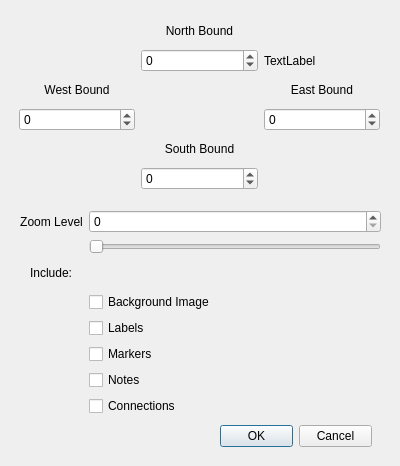
First picture: the form in src/mainwindow/exportmapimagedialog.ui, repository Sunnyl75/MMapper, before the edit.
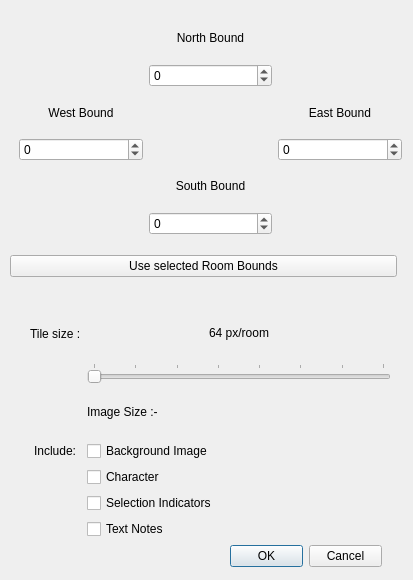
Second picture: the form after the edit.

Diff of the .ui file:
```diff
--- a/src/mainwindow/exportmapimagedialog.ui
+++ b/src/mainwindow/exportmapimagedialog.ui
@@ -6,8 +6,8 @@
    <rect>
     <x>0</x>
     <y>0</y>
-    <width>400</width>
-    <height>466</height>
+    <width>413</width>
+    <height>580</height>
    </rect>
   </property>
   <property name="windowTitle">
@@ -18,35 +18,11 @@
     <rect>
      <x>19</x>
      <y>19</y>
-     <width>361</width>
-     <height>171</height>
+     <width>383</width>
+     <height>216</height>
     </rect>
    </property>
    <layout class="QGridLayout" name="gridLayout">
-    <item row="6" column="1">
-     <widget class="QSpinBox" name="southSpinBox">
-      <property name="minimum">
-       <number>-9999</number>
-      </property>
-     </widget>
-    </item>
-    <item row="3" column="0">
-     <widget class="QLabel" name="label_5">
-      <property name="text">
-       <string>West Bound</string>
-      </property>
-      <property name="alignment">
-       <set>Qt::AlignCenter</set>
-      </property>
-     </widget>
-    </item>
-    <item row="1" column="1">
-     <widget class="QSpinBox" name="northSpinBox">
-      <property name="minimum">
-       <number>-9999</number>
-      </property>
-     </widget>
-    </item>
     <item row="3" column="1">
      <widget class="QLabel" name="label_6">
       <property name="text">
@@ -54,23 +30,6 @@
       </property>
      </widget>
     </item>
-    <item row="1" column="2">
-     <widget class="QLabel" name="label_4">
-      <property name="text">
-       <string>TextLabel</string>
-      </property>
-     </widget>
-    </item>
-    <item row="0" column="1">
-     <widget class="QLabel" name="label_3">
-      <property name="text">
-       <string>&lt;html&gt;&lt;head/&gt;&lt;body&gt;&lt;p&gt;North Bound&lt;/p&gt;&lt;/body&gt;&lt;/html&gt;</string>
-      </property>
-      <property name="alignment">
-       <set>Qt::AlignCenter</set>
-      </property>
-     </widget>
-    </item>
     <item row="5" column="1">
      <widget class="QLabel" name="label">
       <property name="text">
@@ -81,14 +40,47 @@
       </property>
      </widget>
     </item>
-    <item row="4" column="0">
-     <widget class="QSpinBox" name="westSpinBox">
+    <item row="1" column="1">
+     <widget class="QSpinBox" name="northSpinBox">
       <property name="minimum">
        <number>-9999</number>
       </property>
+      <property name="maximum">
+       <number>9999</number>
+      </property>
      </widget>
     </item>
-    <item row="3" column="2">
+    <item row="0" column="1">
+     <widget class="QLabel" name="label_3">
+      <property name="text">
+       <string>&lt;html&gt;&lt;head/&gt;&lt;body&gt;&lt;p&gt;North Bound&lt;/p&gt;&lt;/body&gt;&lt;/html&gt;</string>
+      </property>
+      <property name="alignment">
+       <set>Qt::AlignCenter</set>
+      </property>
+     </widget>
+    </item>
+    <item row="6" column="1">
+     <widget class="QSpinBox" name="southSpinBox">
+      <property name="minimum">
+       <number>-9999</number>
+      </property>
+      <property name="maximum">
+       <number>9999</number>
+      </property>
+     </widget>
+    </item>
+    <item row="3" column="0">
+     <widget class="QLabel" name="label_5">
+      <property name="text">
+       <string>West Bound</string>
+      </property>
+      <property name="alignment">
+       <set>Qt::AlignCenter</set>
+      </property>
+     </widget>
+    </item>
+    <item row="3" column="3">
      <widget class="QLabel" name="label_2">
       <property name="text">
        <string>East Bound</string>
@@ -98,11 +90,24 @@
       </property>
      </widget>
     </item>
-    <item row="4" column="2">
+    <item row="4" column="0">
+     <widget class="QSpinBox" name="westSpinBox">
+      <property name="minimum">
+       <number>-9999</number>
+      </property>
+      <property name="maximum">
+       <number>9999</number>
+      </property>
+     </widget>
+    </item>
+    <item row="4" column="3">
      <widget class="QSpinBox" name="eastSpinBox">
       <property name="minimum">
        <number>-99999</number>
       </property>
+      <property name="maximum">
+       <number>9999</number>
+      </property>
      </widget>
     </item>
    </layout>
@@ -110,72 +115,91 @@
   <widget class="QWidget" name="gridLayoutWidget_2">
    <property name="geometry">
     <rect>
-     <x>20</x>
-     <y>210</y>
+     <x>30</x>
+     <y>310</y>
      <width>361</width>
-     <height>206</height>
+     <height>229</height>
     </rect>
    </property>
    <layout class="QGridLayout" name="gridLayout_2">
-    <item row="4" column="0" alignment="Qt::AlignHCenter">
-     <widget class="QLabel" name="label_8">
+    <item row="2" column="1">
+     <widget class="QSlider" name="tileSizeSlider">
+      <property name="minimum">
+       <number>16</number>
+      </property>
+      <property name="maximum">
+       <number>128</number>
+      </property>
+      <property name="pageStep">
+       <number>16</number>
+      </property>
+      <property name="orientation">
+       <enum>Qt::Horizontal</enum>
+      </property>
+      <property name="tickPosition">
+       <enum>QSlider::TicksAbove</enum>
+      </property>
+      <property name="tickInterval">
+       <number>16</number>
+      </property>
+     </widget>
+    </item>
+    <item row="1" column="0" alignment="Qt::AlignHCenter">
+     <widget class="QLabel" name="label_9">
       <property name="text">
-       <string>Include:</string>
+       <string>Tile size :</string>
       </property>
      </widget>
     </item>
-    <item row="11" column="1">
-     <widget class="QCheckBox" name="connectionsCheckBox">
+    <item row="1" column="1" alignment="Qt::AlignHCenter">
+     <widget class="QLabel" name="tileSizeLabel">
       <property name="text">
-       <string>Connections</string>
+       <string>&lt;html&gt;&lt;head/&gt;&lt;body&gt;&lt;p&gt;64 px/room&lt;/p&gt;&lt;/body&gt;&lt;/html&gt;</string>
+      </property>
+     </widget>
+    </item>
+    <item row="3" column="1">
+     <widget class="QLabel" name="imageSizeLabel">
+      <property name="text">
+       <string>Image Size :-</string>
+      </property>
+     </widget>
+    </item>
+    <item row="9" column="1">
+     <widget class="QCheckBox" name="charactersCheckBox">
+      <property name="text">
+       <string>Character</string>
+      </property>
+     </widget>
+    </item>
+    <item row="10" column="1">
+     <widget class="QCheckBox" name="selectionIndicatorsCheckBox">
+      <property name="text">
+       <string>Selection Indicators</string>
+      </property>
+      <property name="checked">
+       <bool>false</bool>
       </property>
      </widget>
     </item>
     <item row="8" column="1">
-     <widget class="QCheckBox" name="labelsCheckBox">
-      <property name="text">
-       <string>Labels</string>
-      </property>
-     </widget>
-    </item>
-    <item row="7" column="1">
      <widget class="QCheckBox" name="backgroundCheckBox">
       <property name="text">
        <string>Background Image</string>
       </property>
      </widget>
     </item>
-    <item row="1" column="0">
-     <widget class="QLabel" name="label_7">
+    <item row="8" column="0" alignment="Qt::AlignHCenter">
+     <widget class="QLabel" name="label_8">
       <property name="text">
-       <string>Zoom Level</string>
+       <string>Include:</string>
       </property>
-      <property name="alignment">
-       <set>Qt::AlignCenter</set>
-      </property>
      </widget>
     </item>
-    <item row="10" column="1">
-     <widget class="QCheckBox" name="notesCheckBox">
-      <property name="text">
-       <string>Notes</string>
-      </property>
-     </widget>
-    </item>
-    <item row="9" column="1">
+    <item row="11" column="1">
      <widget class="QCheckBox" name="markersCheckBox">
       <property name="text">
-       <string>Markers</string>
-      </property>
-     </widget>
-    </item>
-    <item row="1" column="1">
-     <widget class="QSpinBox" name="zoomSpinBox"/>
-    </item>
-    <item row="2" column="1">
-     <widget class="QSlider" name="horizontalSlider">
-      <property name="orientation">
-       <enum>Qt::Horizontal</enum>
+       <string>Text Notes</string>
       </property>
      </widget>
     </item>
@@ -184,8 +208,8 @@
   <widget class="QDialogButtonBox" name="buttonBox">
    <property name="geometry">
     <rect>
-     <x>220</x>
-     <y>420</y>
+     <x>230</x>
+     <y>540</y>
      <width>152</width>
      <height>32</height>
     </rect>
@@ -194,6 +218,25 @@
     <set>QDialogButtonBox::Cancel|QDialogButtonBox::Ok</set>
    </property>
   </widget>
+  <widget class="QWidget" name="horizontalLayoutWidget">
+   <property name="geometry">
+    <rect>
+     <x>10</x>
+     <y>250</y>
+     <width>387</width>
+     <height>32</height>
+    </rect>
+   </property>
+   <layout class="QHBoxLayout" name="horizontalLayout">
+    <item>
+     <widget class="QPushButton" name="useSelectionButton">
+      <property name="text">
+       <string>Use selected Room Bounds</string>
+      </property>
+     </widget>
+    </item>
+   </layout>
+  </widget>
  </widget>
  <resources/>
  <connections/>
```
